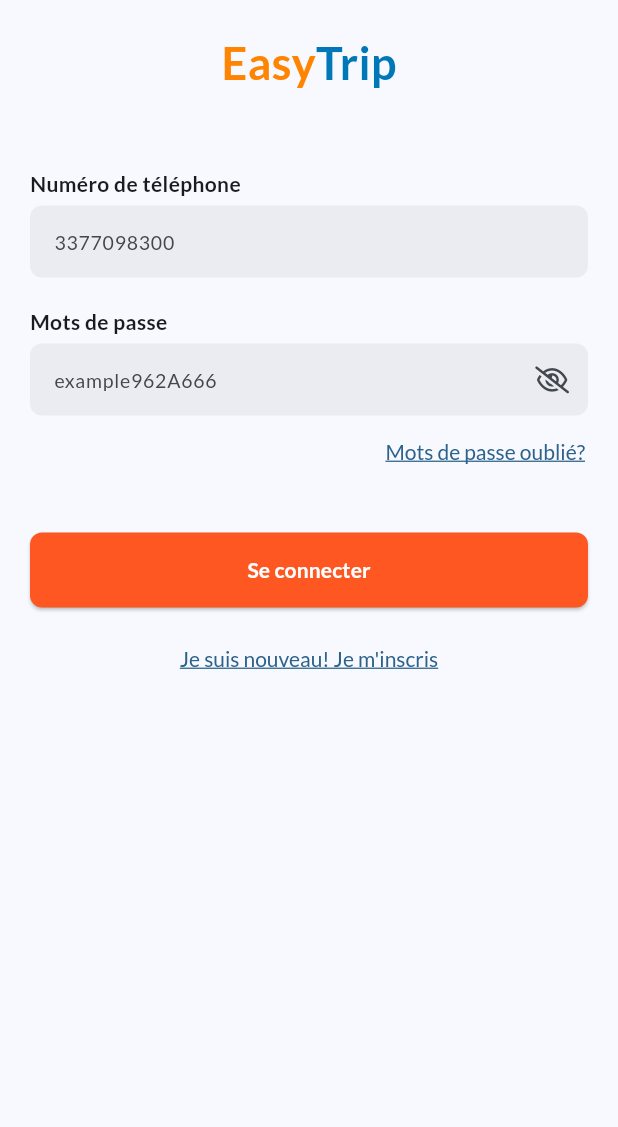
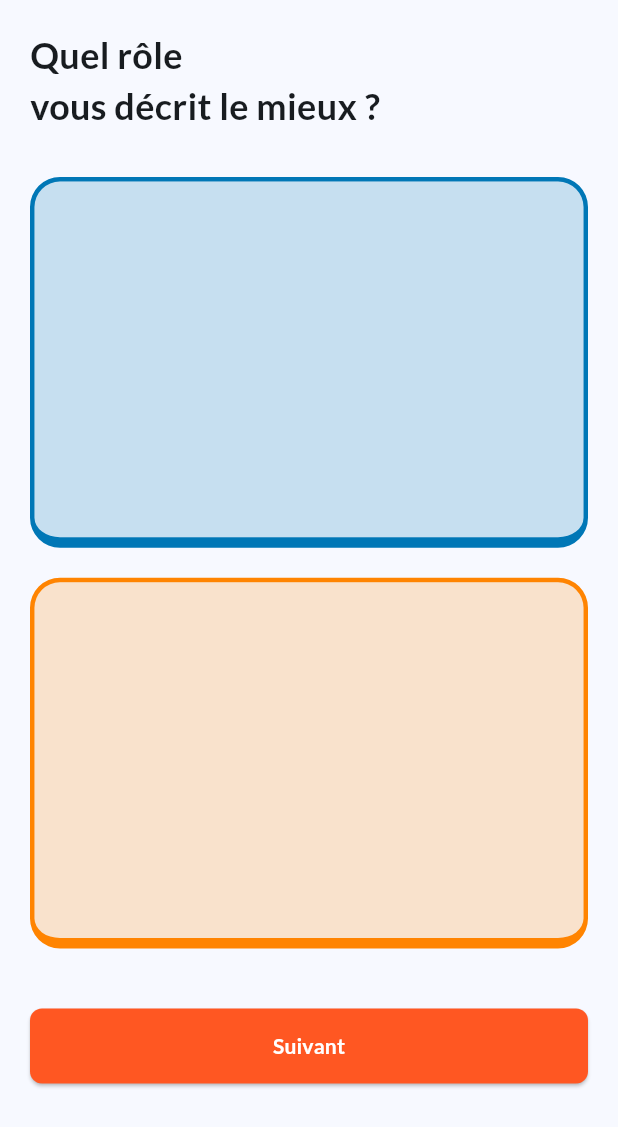
Before and after one commit to imdadAdelabou/EasyTrip, a Flutter app: the LoginView screen opened by its route, after a tap on "Je suis nouveau! Je m'inscris", on a phone screen of 412 x 824 dp. Shown: the top 1127 px of the screen. Run offline on Flutter 3.47's test engine with Material 2 defaults, Android fonts, the light colour scheme and no system bars; our stand-ins replace flutter_svg, font_awesome_flutter, gap, google_fonts.

Commit message:
[FEAT] Create component for select choice user

```diff
--- a/lib/main.dart
+++ b/lib/main.dart
@@ -1,5 +1,6 @@
 import 'package:easy_trip/utils/styles.dart';
 import 'package:easy_trip/views/auth/login.dart';
+import 'package:easy_trip/views/auth/register/select_role.dart';
 import 'package:easy_trip/views/onBoarding/on_boarding.view.dart';
 import 'package:easy_trip/views/splash_screen.dart';
 import 'package:flutter/material.dart';
@@ -24,6 +25,7 @@
         SplashScreen.routeName: (_) => const SplashScreen(),
         OnBoardingView.routeName: (_) => const OnBoardingView(),
         LoginView.routeName: (_) => const LoginView(),
+        SelectRole.routeName: (_) => const SelectRole(),
       },
     );
   }
--- /dev/null
+++ b/lib/models/user/role/user_role_choice.dart
@@ -0,0 +1,15 @@
+import 'package:flutter/material.dart';
+
+class UserRoleChoice {
+  final Color color;
+  final String title;
+  final String description;
+  final String urlImage;
+
+  UserRoleChoice({
+    required this.title,
+    required this.description,
+    required this.urlImage,
+    required this.color,
+  });
+}
--- a/lib/utils/app_message.dart
+++ b/lib/utils/app_message.dart
@@ -7,4 +7,7 @@
   static String iamLoginLabel = "Se connecter";
   static String iamNewLabel = "Je suis nouveau! Je m'inscris";
   static String passwordForget = "Mots de passe oublié?";
+  static String chooseYourRoleLabel = "Quel rôle \nvous décrit le mieux ?";
+  static String travellerLabel = "Voyageur";
+  static String guideLabel = "Createur";
 }
--- a/lib/utils/constant.dart
+++ b/lib/utils/constant.dart
@@ -1,9 +1,28 @@
 //Onboarding sample content
 import 'package:easy_trip/models/onboarding/onboarding.model.dart';
+import 'package:easy_trip/models/user/role/user_role_choice.dart';
 import 'package:easy_trip/utils/app_asset.dart';
+import 'package:easy_trip/utils/app_message.dart';
+import 'package:easy_trip/utils/styles.dart';
 
 enum TypeInput { text, password }
 
+enum TypeUser { traveller, creator }
+
+List<UserRoleChoice> userChoices = [
+  UserRoleChoice(
+    title: AppMessage.travellerLabel,
+    description: "",
+    urlImage: "",
+    color: AppColor.blueOceanColor,
+  ),
+  UserRoleChoice(
+    title: AppMessage.guideLabel,
+    description: "",
+    urlImage: "",
+    color: AppColor.orangeVariant,
+  ),
+];
 List<Onboarding> onBoardingFr = [
   Onboarding(
     title: "Explorez des circuits populaires",
--- a/lib/views/auth/login.dart
+++ b/lib/views/auth/login.dart
@@ -5,6 +5,7 @@
 import "package:easy_trip/utils/app_message.dart";
 import "package:easy_trip/utils/constant.dart";
 import "package:easy_trip/utils/styles.dart";
+import "package:easy_trip/views/auth/register/select_role.dart";
 import "package:flutter/material.dart";
 import "package:gap/gap.dart";
 import "package:google_fonts/google_fonts.dart";
@@ -71,7 +72,9 @@
               Center(
                 child: CustomTextbtn(
                   label: AppMessage.iamNewLabel,
-                  action: () {},
+                  action: () => Navigator.of(context).pushNamed(
+                    SelectRole.routeName,
+                  ),
                   textDecoration: TextDecoration.underline,
                 ),
               ),
--- /dev/null
+++ b/lib/views/auth/register/role_card.dart
@@ -0,0 +1,47 @@
+import "package:flutter/material.dart";
+
+class RoleCard extends StatelessWidget {
+  final Color color;
+
+  const RoleCard({
+    super.key,
+    required this.color,
+  });
+
+  @override
+  Widget build(BuildContext context) {
+    return Container(
+      width: double.infinity,
+      height: MediaQuery.of(context).size.height * .3,
+      decoration: BoxDecoration(
+        borderRadius: BorderRadius.circular(20.0),
+        border: Border(
+          top: BorderSide(
+            color: color,
+            width: 3.0,
+          ),
+          right: BorderSide(
+            color: color,
+            width: 3.0,
+          ),
+          left: BorderSide(
+            color: color,
+            width: 3.0,
+          ),
+          bottom: BorderSide(
+            color: color,
+            width: 7.0,
+          ),
+        ),
+      ),
+      child: Container(
+        width: double.infinity,
+        height: MediaQuery.of(context).size.height * .3,
+        decoration: BoxDecoration(
+          borderRadius: BorderRadius.circular(10.0),
+          color: color.withOpacity(0.2),
+        ),
+      ),
+    );
+  }
+}
--- /dev/null
+++ b/lib/views/auth/register/select_role.dart
@@ -0,0 +1,55 @@
+import "package:easy_trip/components/custom_btn.dart";
+import "package:easy_trip/utils/app_message.dart";
+import "package:easy_trip/utils/constant.dart";
+import "package:easy_trip/utils/styles.dart";
+import "package:easy_trip/views/auth/register/role_card.dart";
+import "package:flutter/material.dart";
+import "package:gap/gap.dart";
+import "package:google_fonts/google_fonts.dart";
+
+class SelectRole extends StatelessWidget {
+  static String routeName = "/select-role";
+  const SelectRole({super.key});
+
+  @override
+  Widget build(BuildContext context) {
+    return Scaffold(
+      body: SafeArea(
+        child: SingleChildScrollView(
+          padding: const EdgeInsets.symmetric(
+            horizontal: horizontalSpaceBtwScreenAndComponent,
+          ),
+          child: Column(
+            crossAxisAlignment: CrossAxisAlignment.start,
+            children: [
+              const Gap(20.0),
+              Text(
+                AppMessage.chooseYourRoleLabel,
+                style: GoogleFonts.lato(
+                  fontSize: 24.0,
+                  fontWeight: FontWeight.bold,
+                ),
+              ),
+              const Gap(30.0),
+              ...userChoices
+                  .map<Widget>(
+                    (e) => Padding(
+                      padding: const EdgeInsets.only(bottom: 20.0),
+                      child: RoleCard(
+                        color: e.color,
+                      ),
+                    ),
+                  )
+                  .toList(),
+              const Gap(20.0),
+              CustomBtn(
+                content: AppMessage.nextLabel,
+                action: () {},
+              ),
+            ],
+          ),
+        ),
+      ),
+    );
+  }
+}
```
Also changed, not shown: 1 other file.
